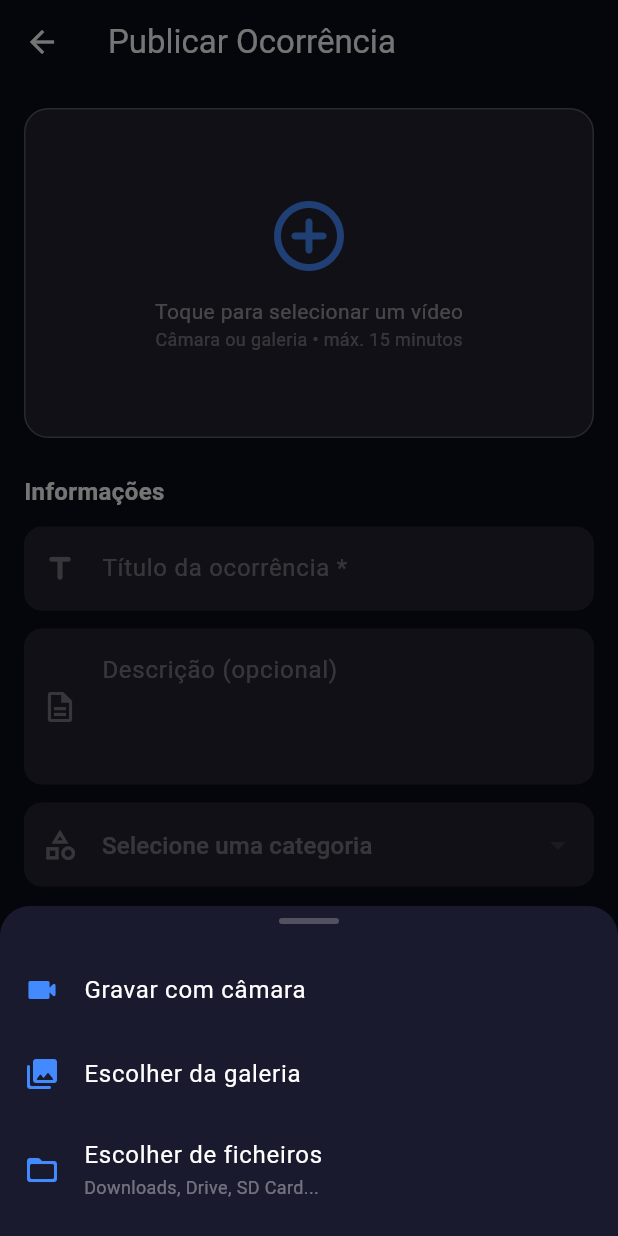
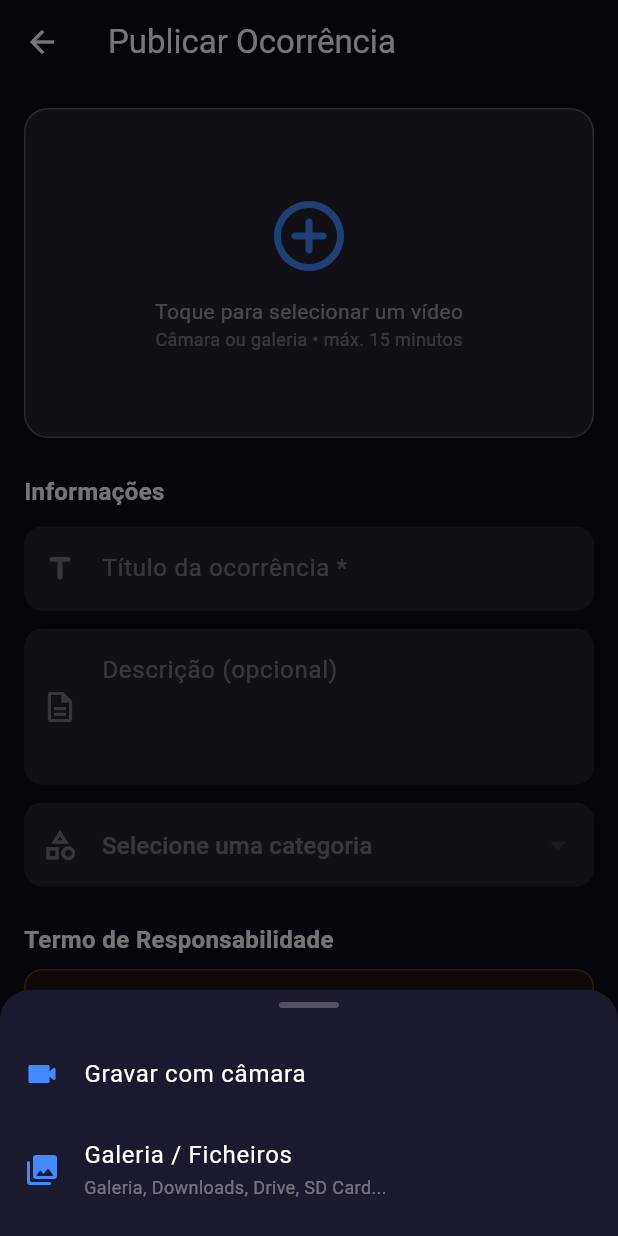
Before and after one commit to DenilsonHNX/MobileApplicationOcorrencias, a Flutter app: the UploadScreen screen opened directly, after a tap on "Toque para selecionar um vídeo", on a phone screen of 412 x 824 dp. Run offline on Flutter 3.47's test engine with Material 3 defaults, Android fonts, the phone set to English and light mode, and no system bars; our stand-ins replace cached_network_image, camera, image_picker, permission_handler, share_plus, shared_preferences and 1 more; accounts and stored records are empty.

Commit message:
Remover file_picker e corrigir Gradle
- Removido file_picker (incompatibilidade compileSdk com flutter_plugin_android_lifecycle)
- Revertido compileSdk para flutter.compileSdkVersion
- Galeria do image_picker já dá acesso a Downloads, Drive e SD Card no Android 13+
- Opção UI renomeada para "Galeria / Ficheiros" com subtítulo explicativo

Co-Authored-By: Claude Sonnet 4.6 <noreply@anthropic.com>

```diff
--- a/lib/screens/upload/upload_screen.dart
+++ b/lib/screens/upload/upload_screen.dart
@@ -1,5 +1,4 @@
 import 'dart:io';
-import 'package:file_picker/file_picker.dart';
 import 'package:flutter/material.dart';
 import 'package:image_picker/image_picker.dart';
 import 'package:permission_handler/permission_handler.dart';
@@ -61,17 +60,6 @@ class _UploadScreenState extends State<UploadScreen> {
     );
     if (picked == null) return;
     await _setVideoFile(File(picked.path));
-  }
-
-  Future<void> _pickVideoFromFiles() async {
-    final result = await FilePicker.platform.pickFiles(
-      type: FileType.video,
-      allowMultiple: false,
-    );
-    if (result == null || result.files.isEmpty) return;
-    final path = result.files.single.path;
-    if (path == null) return;
-    await _setVideoFile(File(path));
   }
 
   Future<void> _setVideoFile(File file) async {
@@ -151,14 +139,9 @@ class _UploadScreenState extends State<UploadScreen> {
             ),
             ListTile(
               leading: const Icon(Icons.photo_library_rounded, color: Colors.blueAccent),
-              title: const Text('Escolher da galeria', style: TextStyle(color: Colors.white)),
+              title: const Text('Galeria / Ficheiros', style: TextStyle(color: Colors.white)),
+              subtitle: const Text('Galeria, Downloads, Drive, SD Card...', style: TextStyle(color: Colors.white38, fontSize: 12)),
               onTap: () { Navigator.pop(context); _pickVideo(ImageSource.gallery); },
-            ),
-            ListTile(
-              leading: const Icon(Icons.folder_open_rounded, color: Colors.blueAccent),
-              title: const Text('Escolher de ficheiros', style: TextStyle(color: Colors.white)),
-              subtitle: const Text('Downloads, Drive, SD Card...', style: TextStyle(color: Colors.white38, fontSize: 12)),
-              onTap: () { Navigator.pop(context); _pickVideoFromFiles(); },
             ),
             const SizedBox(height: 8),
           ],
--- a/pubspec.yaml
+++ b/pubspec.yaml
@@ -46,8 +46,6 @@ dependencies:
   # Acesso ao sistema de ficheiros (download)
   path_provider: ^2.1.4
 
-  # Selector de ficheiros (gestor de ficheiros, cloud, etc.)
-  file_picker: ^8.0.0
 
 dev_dependencies:
   flutter_test:
```
Also changed, not shown: pubspec.lock, 2 other files.
